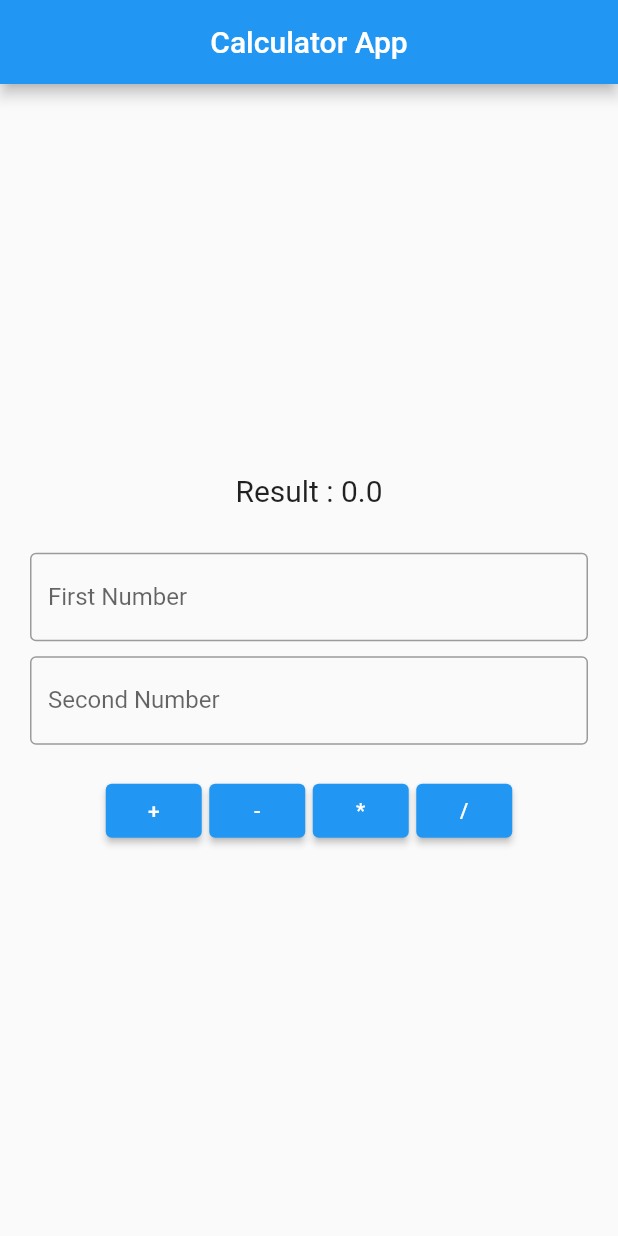
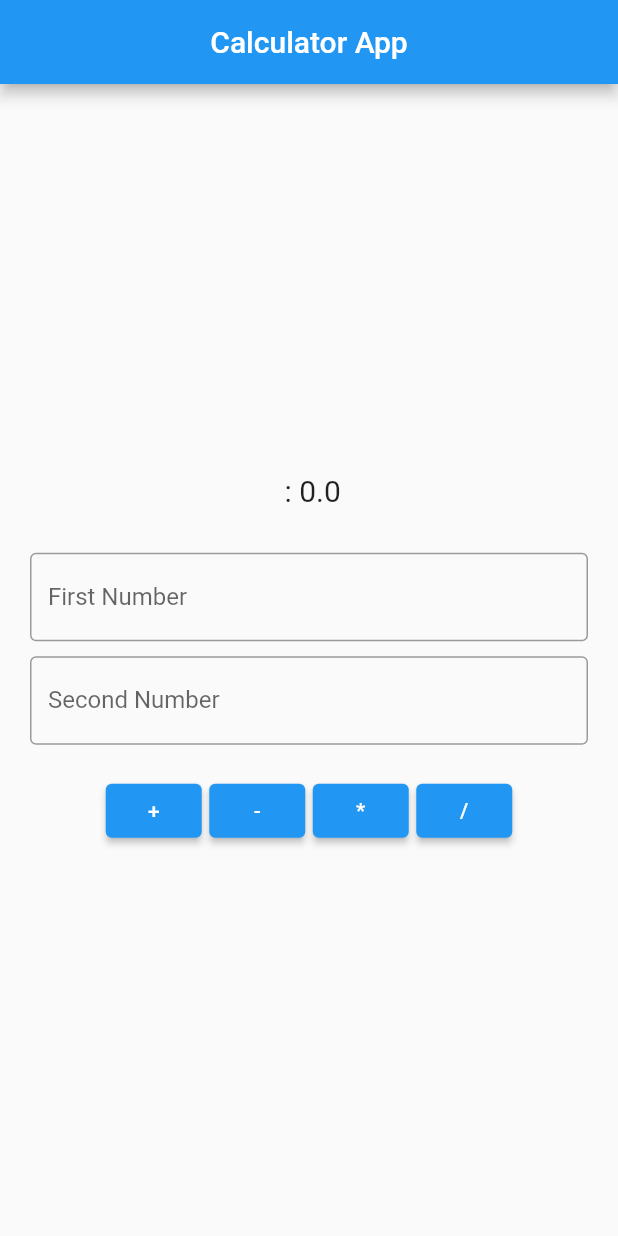
Before and after one commit to khalid063/simple_calculator_r, a Flutter app: the screen it shows after launch, on a phone screen of 412 x 824 dp. Run offline on Flutter 3.47's test engine with Material 2 defaults, Android fonts, the phone set to English and light mode, and no system bars.

Commit message:
Project is Done

```diff
--- a/lib/home_screen.dart
+++ b/lib/home_screen.dart
@@ -22,6 +22,7 @@ class _HomeScreenState extends State<HomeScreen> {
   }
 
   double calculationResult = 0;
+  String buttonName = "";
 
 
 
@@ -37,7 +38,7 @@ class _HomeScreenState extends State<HomeScreen> {
         child: Column(
           mainAxisAlignment: MainAxisAlignment.center,
           children: [
-            Text("Result : ${calculationResult}", style: TextStyle(fontSize: 20),),
+            Text("$buttonName : ${calculationResult}", style: TextStyle(fontSize: 20),),
             SizedBox(height: 30,),
             TextFormField(
               controller: _firstNumber,
@@ -58,11 +59,13 @@ class _HomeScreenState extends State<HomeScreen> {
                   if(mounted){
                     setState(() {});
                   }
+                  buttonName = "Addition Result";
                 }, child: Text("+")),
                 SizedBox(width: 5,),
                 ElevatedButton(onPressed: (){
                   InputTake();
                   calculationResult = numbers[0].firstNumber! - numbers[0].secondNumber!;
+                  buttonName = "Subtraction Result";
                   if(mounted){
                     setState(() {});
                   }
@@ -71,6 +74,7 @@ class _HomeScreenState extends State<HomeScreen> {
                 ElevatedButton(onPressed: (){
                   InputTake();
                   calculationResult = numbers[0].firstNumber! * numbers[0].secondNumber!;
+                  buttonName = "Multiplication Result";
                   if(mounted){
                     setState(() {});
                   }
@@ -79,6 +83,7 @@ class _HomeScreenState extends State<HomeScreen> {
                 ElevatedButton(onPressed: (){
                   InputTake();
                   calculationResult = (numbers[0].firstNumber! / numbers[0].secondNumber!) as double;
+                  buttonName = "Divition Result";
                   if(mounted){
                     setState(() {});
                   }
```
